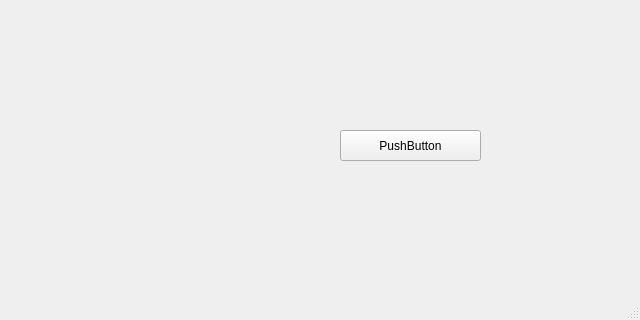
This is launcher.ui in Pe4en1e/CherryClicker2 as Qt 5 draws it before an edit. The edited form follows.
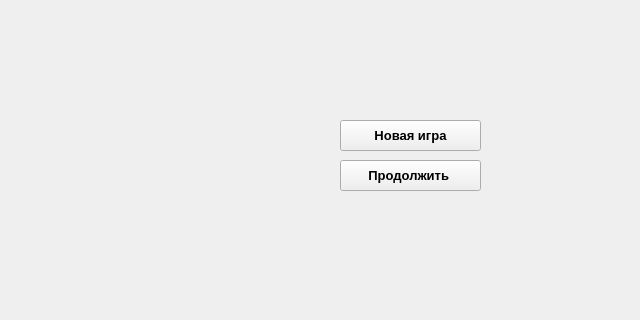
This is the edited form.

The edit to the form file:
```diff
--- a/launcher.ui
+++ b/launcher.ui
@@ -21,27 +21,43 @@
     <property name="geometry">
      <rect>
       <x>340</x>
-      <y>130</y>
+      <y>120</y>
       <width>141</width>
       <height>31</height>
      </rect>
     </property>
+    <property name="font">
+     <font>
+      <pointsize>10</pointsize>
+      <weight>75</weight>
+      <bold>true</bold>
+     </font>
+    </property>
     <property name="text">
-     <string>PushButton</string>
+     <string>Новая игра</string>
     </property>
    </widget>
+   <widget class="QPushButton" name="continue_btn">
+    <property name="geometry">
+     <rect>
+      <x>340</x>
+      <y>160</y>
+      <width>141</width>
+      <height>31</height>
+     </rect>
+    </property>
+    <property name="font">
+     <font>
+      <pointsize>10</pointsize>
+      <weight>75</weight>
+      <bold>true</bold>
+     </font>
+    </property>
+    <property name="text">
+     <string>Продолжить </string>
+    </property>
+   </widget>
   </widget>
-  <widget class="QMenuBar" name="menubar">
-   <property name="geometry">
-    <rect>
-     <x>0</x>
-     <y>0</y>
-     <width>640</width>
-     <height>21</height>
-    </rect>
-   </property>
-  </widget>
-  <widget class="QStatusBar" name="statusbar"/>
  </widget>
  <resources/>
  <connections/>
```
Left out of the diff: 2 changed lines with no effect on the pictures.
